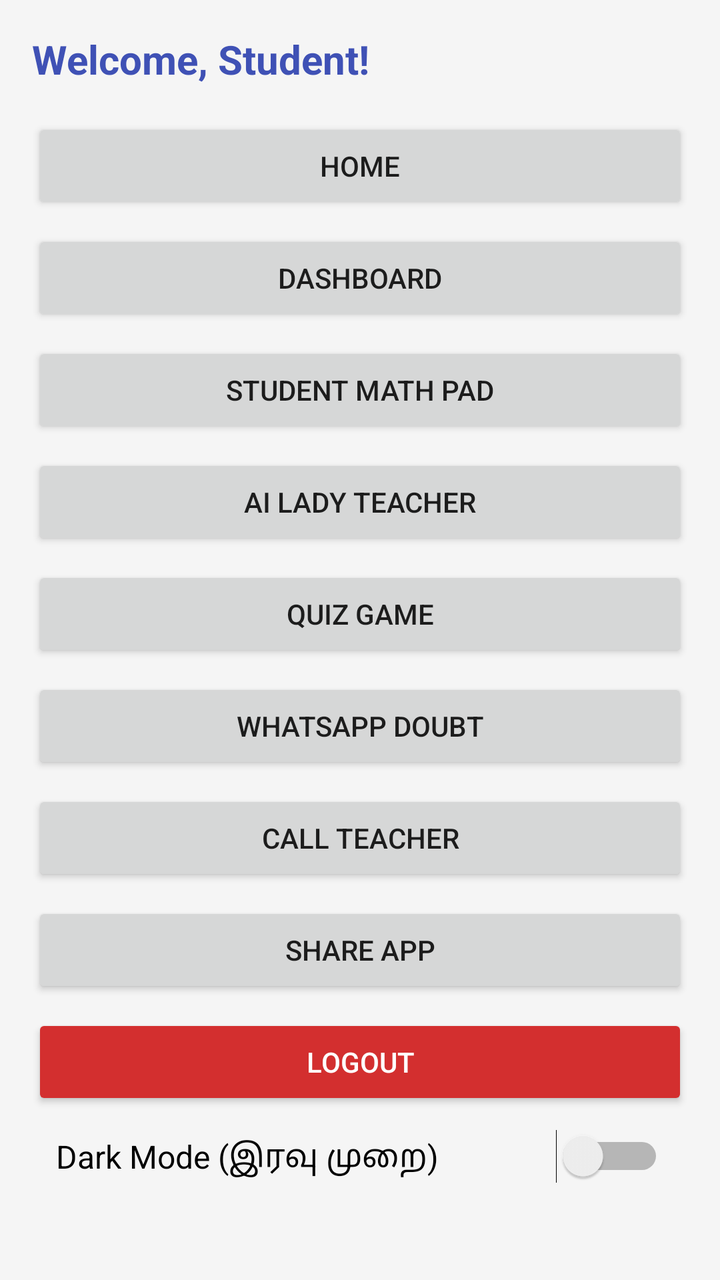
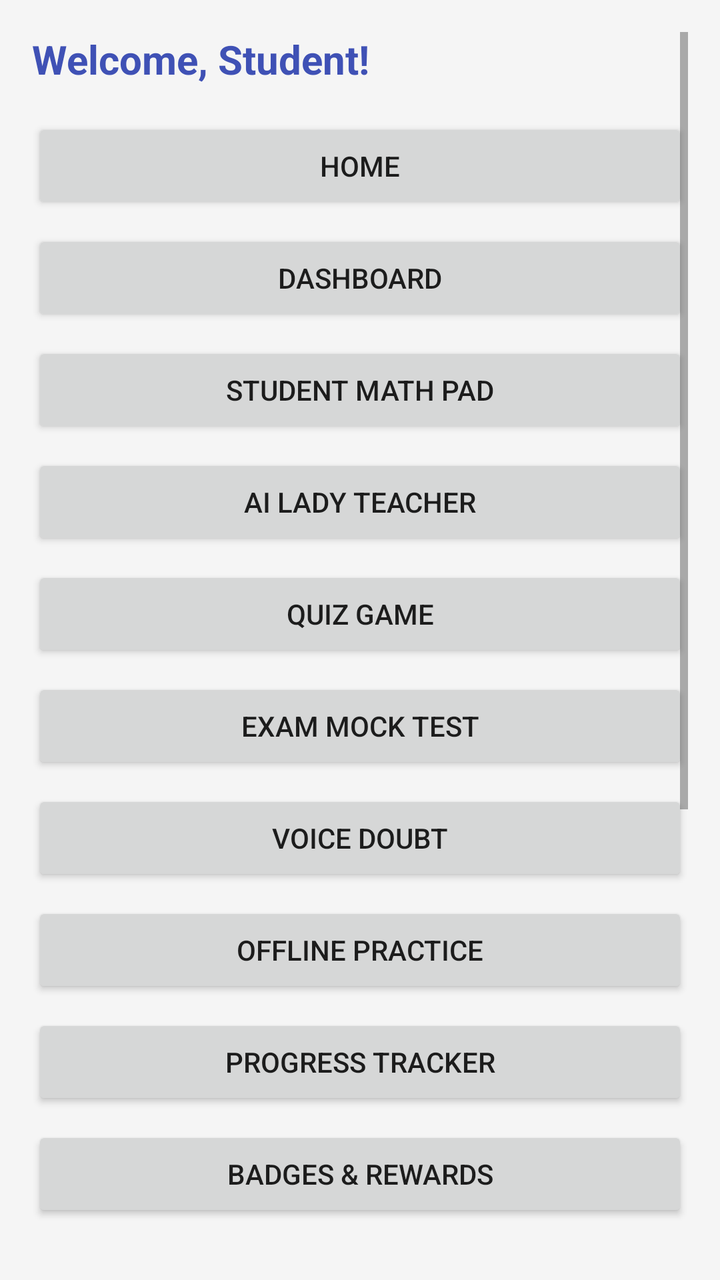

Screens rendered from an Android XML layout before and after an edit, with the pre-edit source and the edit as a unified diff.
<!-- AndroidManifest.xml: application theme Theme.AppCompat.Light.NoActionBar -->
<!-- res/layout/activity_main.xml -->
<?xml version="1.0" encoding="utf-8"?>
<ScrollView xmlns:android="http://schemas.android.com/apk/res/android"
    android:layout_width="match_parent"
    android:layout_height="match_parent"
    android:padding="16dp"
    android:background="#F5F5F5">

    <LinearLayout
        android:layout_width="match_parent"
        android:layout_height="wrap_content"
        android:orientation="vertical">

        <TextView
            android:id="@+id/tvWelcome"
            android:layout_width="match_parent"
            android:layout_height="wrap_content"
            android:text="Welcome, Student!"
            android:textSize="20sp"
            android:textStyle="bold"
            android:textColor="#3F51B5"
            android:layout_marginBottom="16dp" />

        <Button 
            android:id="@+id/btnHome" 
            android:layout_width="match_parent" 
            android:layout_height="wrap_content" 
            android:text="Home" 
            android:layout_marginBottom="8dp"/>

        <Button 
            android:id="@+id/btnDashboard" 
            android:layout_width="match_parent" 
            android:layout_height="wrap_content" 
            android:text="Dashboard" 
            android:layout_marginBottom="8dp"/>

        <Button 
            android:id="@+id/btnMathPad" 
            android:layout_width="match_parent" 
            android:layout_height="wrap_content" 
            android:text="Student Math Pad" 
            android:layout_marginBottom="8dp"/>

        <Button 
            android:id="@+id/btnAiTeacher" 
            android:layout_width="match_parent" 
            android:layout_height="wrap_content" 
            android:text="AI Lady Teacher" 
            android:layout_marginBottom="8dp"/>

        <Button 
            android:id="@+id/btnQuiz" 
            android:layout_width="match_parent" 
            android:layout_height="wrap_content" 
            android:text="Quiz Game" 
            android:layout_marginBottom="8dp"/>

        <Button 
            android:id="@+id/btnWhatsapp" 
            android:layout_width="match_parent" 
            android:layout_height="wrap_content" 
            android:text="WhatsApp Doubt" 
            android:layout_marginBottom="8dp"/>

        <Button 
            android:id="@+id/btnCall" 
            android:layout_width="match_parent" 
            android:layout_height="wrap_content" 
            android:text="Call Teacher" 
            android:layout_marginBottom="8dp"/>

        <Button 
            android:id="@+id/btnShare" 
            android:layout_width="match_parent" 
            android:layout_height="wrap_content" 
            android:text="Share App" 
            android:layout_marginBottom="8dp"/>

        <Button 
            android:id="@+id/btnLogout" 
            android:layout_width="match_parent" 
            android:layout_height="wrap_content" 
            android:text="Logout" 
            android:backgroundTint="#D32F2F" 
            android:textColor="#FFFFFF"/>
<Switch
    android:id="@+id/switchDarkMode"
    android:layout_width="match_parent"
    android:layout_height="wrap_content"
    android:text="Dark Mode (இரவு முறை)"
    android:textSize="16sp"
    android:padding="12dp"
    android:layout_marginBottom="12dp" />
    </LinearLayout>
</ScrollView>
<!-- resources referenced by this layout -->
<resources>

</resources>

<!-- the commit's change to res/layout/activity_main.xml (unified diff, before → after) -->
@@ -55,6 +55,56 @@
             android:text="Quiz Game" 
             android:layout_marginBottom="8dp"/>
 
+        
+        <Button 
+            android:id="@+id/btnExamMock" 
+            android:layout_width="match_parent" 
+            android:layout_height="wrap_content" 
+            android:text="Exam Mock Test" 
+            android:layout_marginBottom="8dp"/>
+
+        <Button 
+            android:id="@+id/btnVoiceDoubt" 
+            android:layout_width="match_parent" 
+            android:layout_height="wrap_content" 
+            android:text="Voice Doubt" 
+            android:layout_marginBottom="8dp"/>
+
+        <Button 
+            android:id="@+id/btnOffline" 
+            android:layout_width="match_parent" 
+            android:layout_height="wrap_content" 
+            android:text="Offline Practice" 
+            android:layout_marginBottom="8dp"/>
+
+        <Button 
+            android:id="@+id/btnProgress" 
+            android:layout_width="match_parent" 
+            android:layout_height="wrap_content" 
+            android:text="Progress Tracker" 
+            android:layout_marginBottom="8dp"/>
+
+        <Button 
+            android:id="@+id/btnBadges" 
+            android:layout_width="match_parent" 
+            android:layout_height="wrap_content" 
+            android:text="Badges &amp; Rewards" 
+            android:layout_marginBottom="8dp"/>
+
+        <Button 
+            android:id="@+id/btnDailyChallenge" 
+            android:layout_width="match_parent" 
+            android:layout_height="wrap_content" 
+            android:text="Daily Challenge" 
+            android:layout_marginBottom="8dp"/>
+
+        <Button 
+            android:id="@+id/btnCalculator" 
+            android:layout_width="match_parent" 
+            android:layout_height="wrap_content" 
+            android:text="Math Calculator" 
+            android:layout_marginBottom="8dp"/>
+
         <Button 
             android:id="@+id/btnWhatsapp" 
             android:layout_width="match_parent" 
@@ -76,6 +126,15 @@
             android:text="Share App" 
             android:layout_marginBottom="8dp"/>
 
+        <Switch
+            android:id="@+id/switchDarkMode"
+            android:layout_width="match_parent"
+            android:layout_height="wrap_content"
+            android:text="Dark Mode (இரவு முறை)"
+            android:textSize="16sp"
+            android:padding="12dp"
+            android:layout_marginBottom="8dp" />
+
         <Button 
             android:id="@+id/btnLogout" 
             android:layout_width="match_parent" 
@@ -83,13 +142,6 @@
             android:text="Logout" 
             android:backgroundTint="#D32F2F" 
             android:textColor="#FFFFFF"/>
-<Switch
-    android:id="@+id/switchDarkMode"
-    android:layout_width="match_parent"
-    android:layout_height="wrap_content"
-    android:text="Dark Mode (இரவு முறை)"
-    android:textSize="16sp"
-    android:padding="12dp"
-    android:layout_marginBottom="12dp" />
+
     </LinearLayout>
 </ScrollView>
